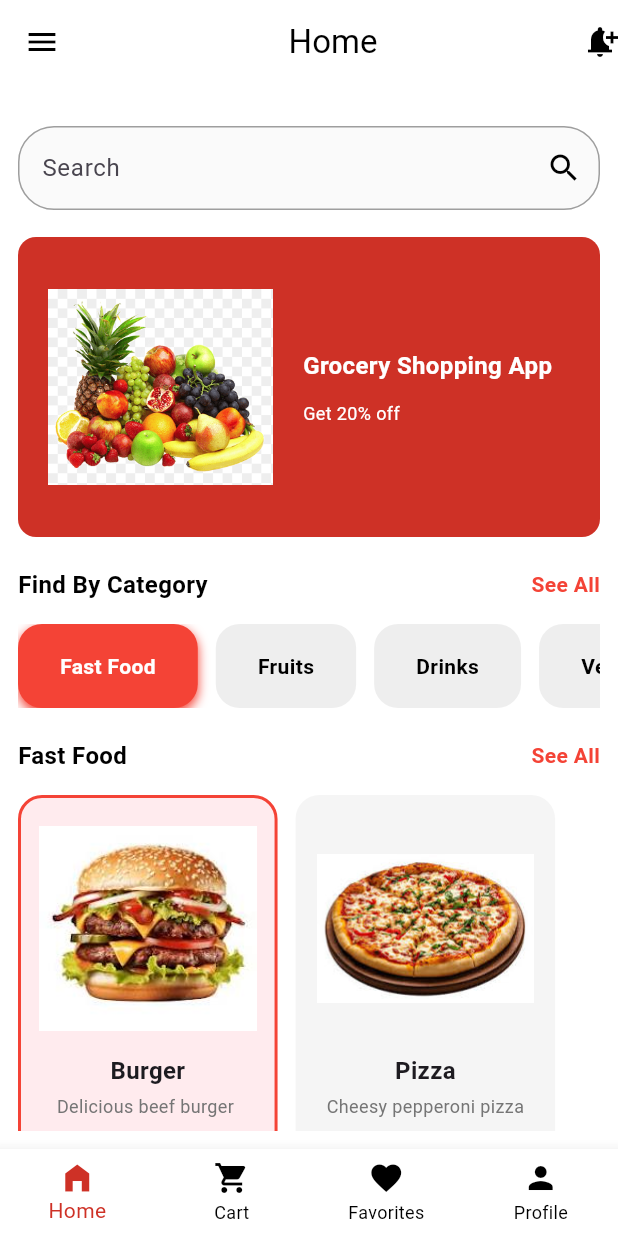
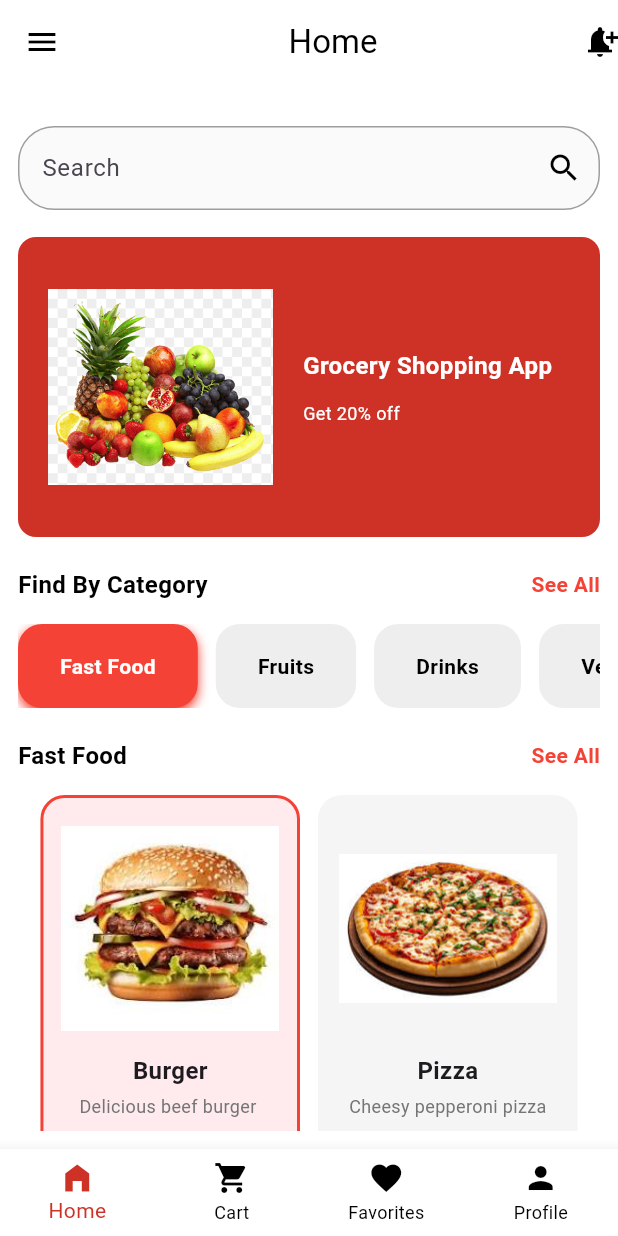
Before and after one commit to issacgravity/food_app, a Flutter app: the screen it shows after launch, on a phone screen of 412 x 824 dp. Run offline on Flutter 3.47's test engine with Material 3 defaults, Android fonts, the phone set to English and light mode, and no system bars.

Commit message:
product wrap with center

```diff
--- a/lib/homepage.dart
+++ b/lib/homepage.dart
@@ -264,7 +264,8 @@ class _HomePageState extends State<HomePage> {
                   ],
                 ),
                 const SizedBox(height: 15),
-                Wrap(
+                Center(
+                  child: Wrap(
                     spacing: 12,
                     runSpacing: 12,
                     children: List.generate(food.length, (index) {
@@ -293,7 +294,8 @@ class _HomePageState extends State<HomePage> {
                                     : Colors.grey.shade100,
                             borderRadius: BorderRadius.circular(16),
                             border: Border.all(
-                            color: isSelected ? Colors.red : Colors.transparent,
+                              color:
+                                  isSelected ? Colors.red : Colors.transparent,
                               width: 2,
                             ),
                           ),
@@ -325,7 +327,8 @@ class _HomePageState extends State<HomePage> {
                               ),
                               const SizedBox(height: 6),
                               Row(
-                              mainAxisAlignment: MainAxisAlignment.spaceBetween,
+                                mainAxisAlignment:
+                                    MainAxisAlignment.spaceBetween,
                                 children: [
                                   Text(
                                     "\$${item["price"].toString()}",
@@ -354,6 +357,7 @@ class _HomePageState extends State<HomePage> {
                         ),
                       );
                     }),
+                  ),
                 ),
               ],
             ),
```
Lines whose indentation alone changed are shown as unchanged.
